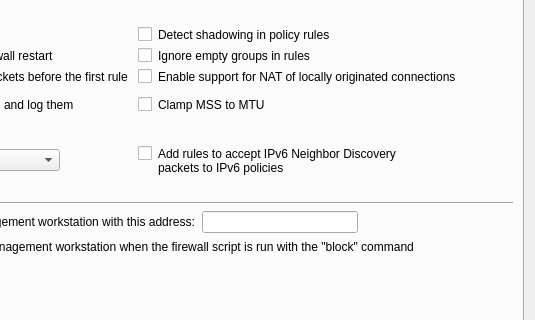
Qt form src/firewallfabrik/gui/ui/nftablessettingsdialog_q.ui (Linuxfabrik/firewallfabrik) before a commit; both pictures show x 265 to 800 and y 189 to 509 of the 800 by 600 pixel window.
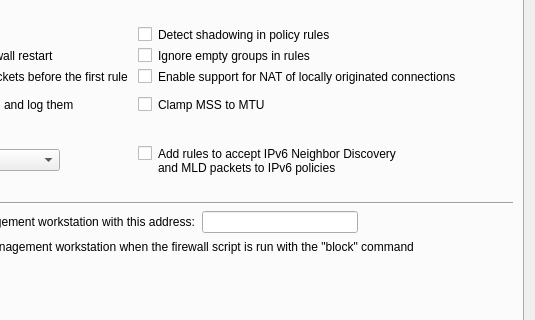
The same form after that commit.

```diff
--- a/src/firewallfabrik/gui/ui/nftablessettingsdialog_q.ui
+++ b/src/firewallfabrik/gui/ui/nftablessettingsdialog_q.ui
@@ -473,7 +473,7 @@
            </property>
            <property name="text">
             <string>Add rules to accept IPv6 Neighbor Discovery
-packets to IPv6 policies</string>
+and MLD packets to IPv6 policies</string>
            </property>
           </widget>
          </item>
```
Left out of the diff: 7 changed lines with no effect on the pictures.
